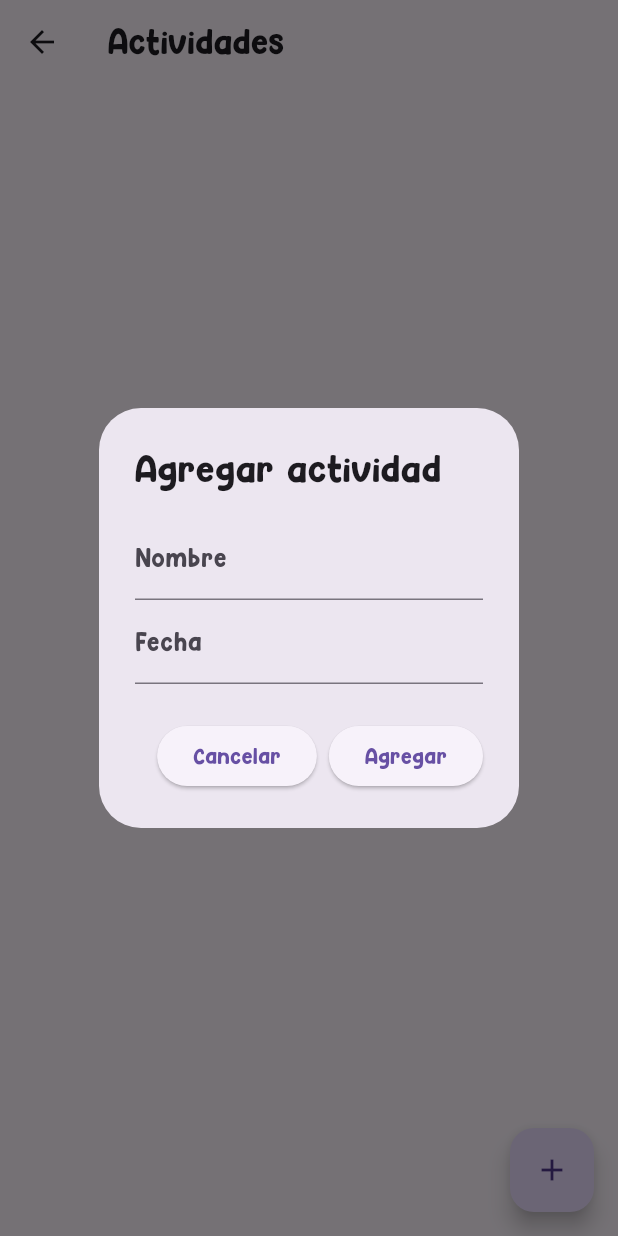
After one commit to xWTomasWx/3479A321_2022479018, a Flutter app: the screen it shows after launch, item 3 of the bottom bar chosen, after a tap on the "add" icon, on a phone screen of 412 x 824 dp. The commit adds this screen. Run offline on Flutter 3.47's test engine with Material 3 defaults, Android fonts, the phone set to English and light mode, and no system bars; our stand-ins replace flutter_svg, shared_preferences, sqflite; accounts and stored records are empty.

Commit message:
Final lab 7

```diff
--- /dev/null
+++ b/lib/entity/activity.dart
@@ -0,0 +1,15 @@
+class Activity {
+  final int? id;
+  final String name;
+  final String date;
+
+  Activity({this.id, required this.name, required this.date});
+
+  Map<String, Object?> toMap() {
+    return {'id': id, 'name': name, 'date': date};
+  }
+
+  factory Activity.fromMap(Map<String, dynamic> map) {
+    return Activity(id: map['id'], name: map['name'], date: map['date']);
+  }
+}
--- a/lib/main.dart
+++ b/lib/main.dart
@@ -3,8 +3,11 @@ import 'package:flutter/material.dart';
 import 'package:application_laboratorio/pages/home.dart';
 import 'package:application_laboratorio/provider/app_data.dart';
 import 'package:provider/provider.dart';
+import 'package:application_laboratorio/services/database_helper.dart';
 
-void main() {
+void main() async {
+  WidgetsFlutterBinding.ensureInitialized();
+  await DatabaseHelper().initializeDatabase();
   runApp(const MyApp());
 }
 
--- a/lib/pages/about.dart
+++ b/lib/pages/about.dart
@@ -39,11 +39,11 @@ class About extends StatelessWidget {
                 ),
               ),
             ),
-            SwitchListTile(
+            /*SwitchListTile(
               title: const Text('Permitir reinicio'),
               value: context.watch<AppData>().enableReset,
               onChanged: (val) => context.read<AppData>().setResetEnabled(val),
-            ),
+            ),*/
             Text(
               'Sobre\nContador: ${context.watch<AppData>().counter}',
               style: TextStyle(fontSize: 30),
--- /dev/null
+++ b/lib/pages/activities.dart
@@ -0,0 +1,122 @@
+import 'package:flutter/material.dart';
+import 'package:application_laboratorio/entity/activity.dart';
+import 'package:application_laboratorio/services/database_helper.dart';
+
+class ActivitiesPage extends StatefulWidget {
+  const ActivitiesPage({super.key});
+
+  @override
+  State<ActivitiesPage> createState() => _ActivitiesPageState();
+}
+
+class _ActivitiesPageState extends State<ActivitiesPage> {
+  final DatabaseHelper _dbHelper = DatabaseHelper();
+  List<Activity> _activities = [];
+
+  @override
+  void initState() {
+    super.initState();
+    _loadActivities();
+  }
+
+  Future<void> _loadActivities() async {
+    final activities = await _dbHelper.getActivities();
+    setState(() {
+      _activities = activities;
+    });
+  }
+
+  Future<void> _showActivityDialog({Activity? existingActivity}) async {
+    final nameController = TextEditingController(
+      text: existingActivity?.name ?? '',
+    );
+    final dateController = TextEditingController(
+      text: existingActivity?.date ?? '',
+    );
+
+    final result = await showDialog<bool>(
+      context: context,
+      builder: (context) {
+        return AlertDialog(
+          title: Text(
+            existingActivity == null ? 'Agregar actividad' : 'Editar actividad',
+          ),
+          content: Column(
+            mainAxisSize: MainAxisSize.min,
+            children: [
+              TextField(
+                controller: nameController,
+                decoration: const InputDecoration(labelText: 'Nombre'),
+              ),
+              TextField(
+                controller: dateController,
+                decoration: const InputDecoration(labelText: 'Fecha'),
+              ),
+            ],
+          ),
+          actions: [
+            ElevatedButton(
+              onPressed: () => Navigator.pop(context, false),
+              child: const Text('Cancelar'),
+            ),
+            ElevatedButton(
+              onPressed: () => Navigator.pop(context, true),
+              child: Text(existingActivity == null ? 'Agregar' : 'Guardar'),
+            ),
+          ],
+        );
+      },
+    );
+    if (result == true) {
+      final name = nameController.text;
+      final date = dateController.text;
+
+      if (name.isNotEmpty && date.isNotEmpty) {
+        if (existingActivity == null) {
+          await _dbHelper.insertActivity(Activity(name: name, date: date));
+        } else {
+          await _dbHelper.updateActivity(
+            Activity(id: existingActivity.id!, name: name, date: date),
+          );
+        }
+
+        if (!mounted) return;
+        _loadActivities();
+      }
+    }
+  }
+
+  Future<void> _deleteActivity(int id) async {
+    await _dbHelper.deleteActivity(id);
+    _loadActivities();
+  }
+
+  @override
+  Widget build(BuildContext context) {
+    return Scaffold(
+      appBar: AppBar(title: const Text('Actividades')),
+      body: ListView.builder(
+        itemCount: _activities.length,
+        itemBuilder: (context, index) {
+          final activity = _activities[index];
+          return ListTile(
+            title: Text(activity.name),
+            subtitle: Text(activity.date),
+            onTap: () => _showActivityDialog(existingActivity: activity),
+            trailing: IconButton(
+              icon: const Icon(Icons.delete),
+              onPressed:
+                  activity.id != null
+                      ? () => _deleteActivity(activity.id!)
+                      : null,
+            ),
+          );
+        },
+      ),
+      floatingActionButton: FloatingActionButton(
+        onPressed: () => _showActivityDialog(),
+        child: const Icon(Icons.add),
+      ),
+    );
+  }
+}
--- a/lib/pages/home.dart
+++ b/lib/pages/home.dart
@@ -6,6 +6,7 @@ import 'package:application_laboratorio/provider/app_data.dart';
 import 'package:provider/provider.dart';
 import 'package:application_laboratorio/pages/preferences.dart';
 import 'package:shared_preferences/shared_preferences.dart';
+import 'package:application_laboratorio/pages/activities.dart';
 
 class MyHomePage extends StatefulWidget {
   const MyHomePage({super.key, required this.title});
@@ -97,14 +98,18 @@ class _MyHomePageState extends State<MyHomePage> {
     if (index == 2) {
       Navigator.push(
         context,
+        MaterialPageRoute(builder: (context) => const ActivitiesPage()),
+      );
+    }
+    if (index == 3) {
+      Navigator.push(
+        context,
         MaterialPageRoute(
           builder: (context) => const PreferencesPage(title: 'Preferencias'),
         ),
-      ).then((_) {
-        _loadPreferences();
-      });
+      ).then((_) => _loadPreferences());
     }
-    if (index == 3) {
+    if (index == 4) {
       Navigator.push(
         context,
         MaterialPageRoute(builder: (context) => const About()),
@@ -226,10 +231,18 @@ class _MyHomePageState extends State<MyHomePage> {
         ),
       ),
       bottomNavigationBar: BottomNavigationBar(
+        type: BottomNavigationBarType.fixed,
         items: const <BottomNavigationBarItem>[
           BottomNavigationBarItem(icon: Icon(Icons.home), label: 'Inicio'),
           BottomNavigationBarItem(icon: Icon(Icons.list), label: 'Lista'),
-          BottomNavigationBarItem(icon: Icon(Icons.abc), label: 'Preferencias'),
+          BottomNavigationBarItem(
+            icon: Icon(Icons.format_list_numbered_rtl),
+            label: 'Actividades',
+          ),
+          BottomNavigationBarItem(
+            icon: Icon(Icons.build),
+            label: 'Preferencias',
+          ),
           BottomNavigationBarItem(icon: Icon(Icons.info), label: 'Detalles'),
         ],
         unselectedItemColor: Colors.black,
--- a/lib/pages/preferences.dart
+++ b/lib/pages/preferences.dart
@@ -26,11 +26,11 @@ class _PreferencesPageState extends State<PreferencesPage> {
     });
   }
 
-  @override
+  /*@override
   void dispose() {
     super.dispose();
     _savePreferences();
-  }
+  }*/
 
   Future<void> _savePreferences() async {
     final prefs = await SharedPreferences.getInstance();
@@ -55,6 +55,7 @@ class _PreferencesPageState extends State<PreferencesPage> {
                 setState(() {
                   _isResetEnabled = value;
                 });
+                _savePreferences();
               },
             ),
           ],
--- /dev/null
+++ b/lib/services/database_helper.dart
@@ -0,0 +1,70 @@
+import 'package:sqflite/sqflite.dart';
+import 'package:path/path.dart';
+import 'package:application_laboratorio/entity/activity.dart';
+
+class DatabaseHelper {
+  static final DatabaseHelper _instance = DatabaseHelper._internal();
+  static Database? _database;
+
+  factory DatabaseHelper() {
+    return _instance;
+  }
+
+  DatabaseHelper._internal();
+
+  Future<void> initializeDatabase() async {
+    await database;
+  }
+
+  Future<Database> get database async {
+    if (_database != null) return _database!;
+    _database = await _initDatabase();
+    return _database!;
+  }
+
+  Future<Database> _initDatabase() async {
+    final dbPath = await getDatabasesPath();
+    final path = join(dbPath, 'activity_database.db');
+    return await openDatabase(path, version: 1, onCreate: _onCreate);
+  }
+
+  Future<void> _onCreate(Database db, int version) async {
+    await db.execute('''
+    CREATE TABLE activities (
+    id INTEGER PRIMARY KEY AUTOINCREMENT,
+    name TEXT NOT NULL,
+    date TEXT NOT NULL
+    )
+    ''');
+  }
+
+  Future<void> insertActivity(Activity activity) async {
+    final db = await database;
+    await db.insert(
+      'activities',
+      activity.toMap(),
+      conflictAlgorithm: ConflictAlgorithm.replace,
+    );
+  }
+
+  Future<void> updateActivity(Activity activity) async {
+    final db = await database;
+    await db.update(
+      'activities',
+      activity.toMap(),
+      where: 'id = ?',
+      whereArgs: [activity.id],
+    );
+  }
+
+  Future<List<Activity>> getActivities() async {
+    final db = await database;
+    final List<Map<String, dynamic>> maps = await db.query('activities');
+    return List.generate(maps.length, (i) => Activity.fromMap(maps[i]));
+  }
+
+  Future<void> deleteActivity(int id) async {
+    final db = await database;
+    await db.delete('activities', where: 'id = ?', whereArgs: [id]);
+  }
+}
--- a/pubspec.yaml
+++ b/pubspec.yaml
@@ -17,6 +17,8 @@ dependencies:
   logger: ^2.5.0
   provider: ^6.1.5
   shared_preferences: ^2.5.3
+  sqflite: ^2.4.2
+  path: ^1.9.1
 
 dev_dependencies:
   flutter_test:
```
Also changed, not shown: pubspec.lock, 1 other file.
